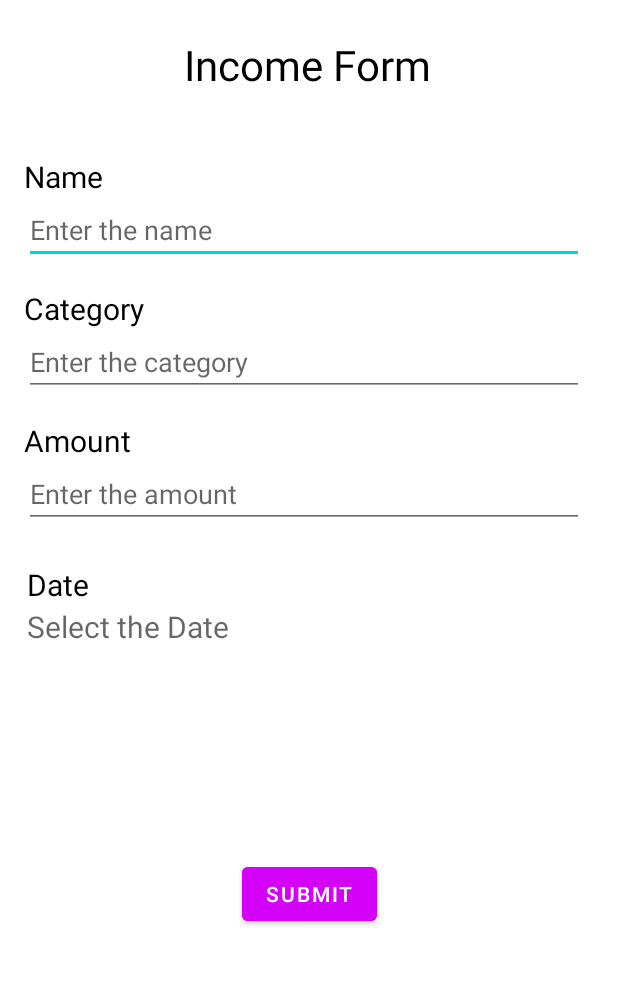
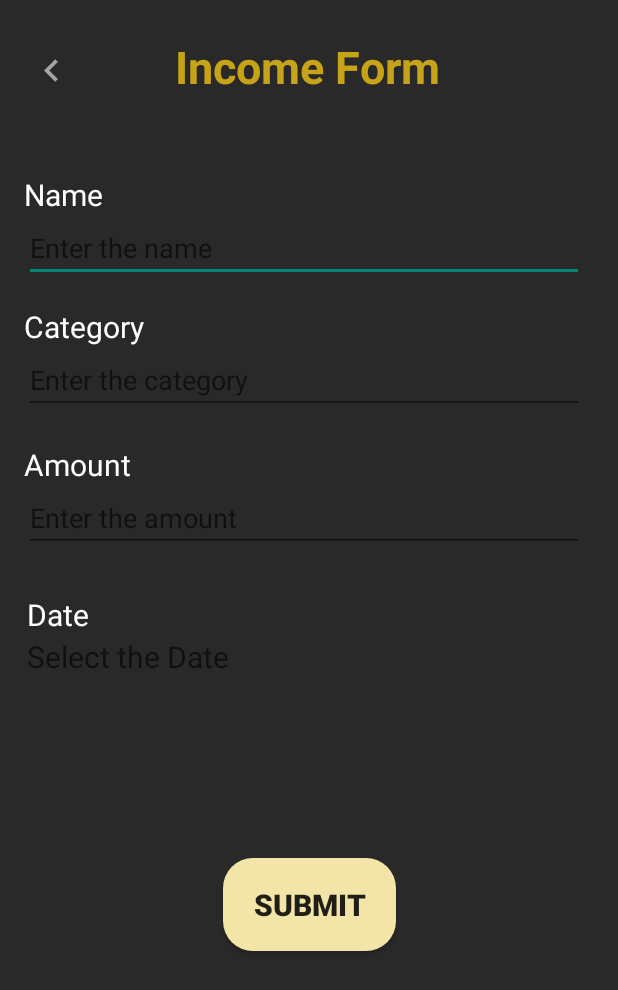
Before and after one commit to thienle0610/Manage-App, an Android app: the Income screen opened directly, with no data from a screen before it, on a phone screen of 412 x 824 dp. Shown: the top 990 px of the screen. Run offline under Robolectric (Android 15) with nearby library versions, the phone set to English and light mode, and no system bars.

Commit message:
New udpates

```diff
--- a/app/src/main/java/com/example/manageapp/activities/CreateNotes.java
+++ b/app/src/main/java/com/example/manageapp/activities/CreateNotes.java
@@ -256,7 +256,7 @@ public class CreateNotes extends AppCompatActivity {
             if(dialogDeleteNote.getWindow() != null){
                 dialogDeleteNote.getWindow().setBackgroundDrawable(new ColorDrawable(0));
             }
-            view.findViewById(R.id.textDeleteNote).setOnClickListener(new View.OnClickListener() {
+            view.findViewById(R.id.buttonDeleteNote).setOnClickListener(new View.OnClickListener() {
                 @Override
                 public void onClick(View v) {
                     class DeleteNoteTask extends AsyncTask<Void, Void, Void>{
@@ -282,7 +282,7 @@ public class CreateNotes extends AppCompatActivity {
                 }
             });
 
-            view.findViewById(R.id.textCancel).setOnClickListener(new View.OnClickListener() {
+            view.findViewById(R.id.buttonCancel).setOnClickListener(new View.OnClickListener() {
                 @Override
                 public void onClick(View v) {
                     dialogDeleteNote.dismiss();
--- a/app/src/main/java/com/example/manageapp/activities/Income.java
+++ b/app/src/main/java/com/example/manageapp/activities/Income.java
@@ -12,6 +12,7 @@ import android.view.View;
 import android.widget.Button;
 import android.widget.DatePicker;
 import android.widget.EditText;
+import android.widget.ImageView;
 import android.widget.ListView;
 import android.widget.TextView;
 import android.widget.Toast;
@@ -26,6 +27,8 @@ public class Income extends AppCompatActivity {
     EditText et_name2, et_cate2, et_amount2;
     TextView et_date2;
     ListView lv_incomeList;
+
+
 
     private static final String TAG = "Income";
     DataBaseHelper dataBaseHelper;
@@ -61,6 +64,14 @@ public class Income extends AppCompatActivity {
                mDisplayDate.setText("" + day + "/" + month + "/" + year);
             }
         };
+
+        ImageView imageBack3 = findViewById(R.id.imageBack3);
+        imageBack3.setOnClickListener(new View.OnClickListener() {
+            @Override
+            public void onClick(View view) {
+                onBackPressed();
+            }
+        });
 
     }
 
--- a/app/src/main/java/com/example/manageapp/activities/NotesMainActivity.java
+++ b/app/src/main/java/com/example/manageapp/activities/NotesMainActivity.java
@@ -55,6 +55,10 @@ public class NotesMainActivity extends AppCompatActivity implements NoteListsVie
         getNote(REQUEST_CODE_SHOW_NOTE, false);
     }
 
+    public void backHome(View view) {
+        Intent intent = new Intent(this, MainActivity.class);
+        startActivity(intent);
+    }
     @Override
     public void onNoteClicked(Note note, int position) {
         noteClickedPosition = position;
--- a/app/src/main/res/drawable/dialog_warning_background.xml
+++ b/app/src/main/res/drawable/dialog_warning_background.xml
@@ -1,7 +1,7 @@
 <?xml version="1.0" encoding="utf-8"?>
 <shape xmlns:android="http://schemas.android.com/apk/res/android"
     android:shape="rectangle">
-    <solid android:color="#2B1B17"/>
+    <solid android:color="#463E3F"/>
     <corners
         android:topRightRadius="15dp"
         android:topLeftRadius="15dp"
--- a/app/src/main/res/drawable/background_delete_note.xml
+++ b/app/src/main/res/drawable/submit_button_background.xml
@@ -1,8 +1,6 @@
 <?xml version="1.0" encoding="utf-8"?>
 <shape xmlns:android="http://schemas.android.com/apk/res/android"
     android:shape="rectangle">
-
-    <solid android:color="@color/colorDefaultNoteColor"/>
-    <corners android:radius="10dp"/>
-
+    <solid android:color="#F3E5A8"/>
+    <corners android:radius="20dp"/>
 </shape>
--- a/app/src/main/res/layout/activity_create_notes.xml
+++ b/app/src/main/res/layout/activity_create_notes.xml
@@ -28,9 +28,8 @@
             android:id="@+id/imageBack"
             android:layout_width="30dp"
             android:layout_height="30dp"
-            android:layout_marginStart="6dp"
-            android:layout_marginTop="20dp"
-            android:layout_marginEnd="12dp"
+            android:layout_marginStart="8dp"
+            android:layout_marginTop="16dp"
             android:contentDescription="@string/app_name"
             android:src="@drawable/ic_back"
             app:layout_constraintStart_toStartOf="parent"
--- a/app/src/main/res/layout/activity_income.xml
+++ b/app/src/main/res/layout/activity_income.xml
@@ -4,26 +4,43 @@
     xmlns:tools="http://schemas.android.com/tools"
     android:layout_width="match_parent"
     android:layout_height="match_parent"
+    android:background="@color/colorPrimary"
     tools:context=".activities.Income">
 
     <TextView
+        android:id="@+id/textView3"
         android:layout_width="wrap_content"
         android:layout_height="wrap_content"
         android:layout_marginTop="24dp"
         android:text="Income Form"
-        android:textColor="@color/black"
-        android:textSize="28sp"
+        android:textColor="#C7A317"
+        android:textSize="30sp"
+        android:textStyle="bold"
         app:layout_constraintEnd_toEndOf="parent"
         app:layout_constraintHorizontal_bias="0.497"
         app:layout_constraintStart_toStartOf="parent"
         app:layout_constraintTop_toTopOf="parent" />
 
+    <ImageView
+        android:id="@+id/imageBack3"
+        android:layout_width="30dp"
+        android:layout_height="30dp"
+        android:layout_marginStart="4dp"
+        android:layout_marginTop="32dp"
+        android:contentDescription="@string/app_name"
+        android:src="@drawable/ic_back"
+        app:layout_constraintEnd_toStartOf="@+id/textView3"
+        app:layout_constraintHorizontal_bias="0.186"
+        app:layout_constraintStart_toStartOf="parent"
+        app:layout_constraintTop_toTopOf="parent"
+        app:tint="@color/colorIcons" />
+
     <TextView
         android:layout_width="wrap_content"
         android:layout_height="wrap_content"
-        android:layout_marginTop="104dp"
+        android:layout_marginTop="116dp"
         android:text="Name"
-        android:textColor="@color/black"
+        android:textColor="@color/white"
         android:textSize="20sp"
         app:layout_constraintEnd_toEndOf="parent"
         app:layout_constraintHorizontal_bias="0.044"
@@ -34,9 +51,10 @@
         android:id="@+id/et_name2"
         android:layout_width="373dp"
         android:layout_height="44dp"
-        android:layout_marginTop="132dp"
+        android:layout_marginTop="144dp"
         android:ems="20"
         android:hint="Enter the name"
+        android:textColor="@color/white"
         app:layout_constraintEnd_toEndOf="parent"
         app:layout_constraintHorizontal_bias="0.421"
         app:layout_constraintStart_toStartOf="parent"
@@ -45,9 +63,9 @@
     <TextView
         android:layout_width="wrap_content"
         android:layout_height="wrap_content"
-        android:layout_marginTop="192dp"
+        android:layout_marginTop="204dp"
         android:text="Category"
-        android:textColor="@color/black"
+        android:textColor="@color/white"
         android:textSize="20sp"
         app:layout_constraintEnd_toEndOf="parent"
         app:layout_constraintHorizontal_bias="0.048"
@@ -58,9 +76,10 @@
         android:id="@+id/et_cate2"
         android:layout_width="373dp"
         android:layout_height="44dp"
-        android:layout_marginTop="220dp"
+        android:layout_marginTop="232dp"
         android:ems="20"
         android:hint="Enter the category"
+        android:textColor="@color/white"
         app:layout_constraintEnd_toEndOf="parent"
         app:layout_constraintHorizontal_bias="0.421"
         app:layout_constraintStart_toStartOf="parent"
@@ -69,9 +88,9 @@
     <TextView
         android:layout_width="wrap_content"
         android:layout_height="wrap_content"
-        android:layout_marginTop="280dp"
+        android:layout_marginTop="296dp"
         android:text="Amount"
-        android:textColor="@color/black"
+        android:textColor="@color/white"
         android:textSize="20sp"
         app:layout_constraintEnd_toEndOf="parent"
         app:layout_constraintHorizontal_bias="0.047"
@@ -82,10 +101,11 @@
         android:id="@+id/et_amount2"
         android:layout_width="373dp"
         android:layout_height="44dp"
-        android:layout_marginTop="308dp"
+        android:layout_marginTop="324dp"
         android:ems="20"
         android:hint="Enter the amount"
         android:inputType="numberDecimal"
+        android:textColor="@color/white"
         app:layout_constraintEnd_toEndOf="parent"
         app:layout_constraintHorizontal_bias="0.421"
         app:layout_constraintStart_toStartOf="parent"
@@ -94,9 +114,9 @@
     <TextView
         android:layout_width="wrap_content"
         android:layout_height="wrap_content"
-        android:layout_marginTop="376dp"
+        android:layout_marginTop="396dp"
         android:text="Date"
-        android:textColor="@color/black"
+        android:textColor="@color/white"
         android:textSize="20sp"
         app:layout_constraintEnd_toEndOf="parent"
         app:layout_constraintHorizontal_bias="0.048"
@@ -107,23 +127,26 @@
         android:id="@+id/date2"
         android:layout_width="wrap_content"
         android:layout_height="wrap_content"
-        android:layout_marginTop="404dp"
+        android:layout_marginTop="424dp"
         android:hint="Select the Date"
+        android:onClick="date1"
+        android:textColor="@color/white"
         android:textSize="20sp"
         app:layout_constraintEnd_toEndOf="parent"
         app:layout_constraintHorizontal_bias="0.065"
         app:layout_constraintStart_toStartOf="parent"
-        app:layout_constraintTop_toTopOf="parent"
-        android:onClick="date1"/>
+        app:layout_constraintTop_toTopOf="parent" />
 
     <Button
         android:id="@+id/button_add2"
-        android:layout_width="wrap_content"
-        android:layout_height="wrap_content"
+        android:layout_width="115dp"
+        android:layout_height="62dp"
         android:layout_marginTop="572dp"
-        android:backgroundTint="#D500F9"
+        android:background="@drawable/submit_button_background"
+        android:onClick="submit2"
         android:text="SUBMIT"
-        android:onClick="submit2"
+        android:textSize="20sp"
+        android:textStyle="bold"
         app:layout_constraintEnd_toEndOf="parent"
         app:layout_constraintStart_toStartOf="parent"
         app:layout_constraintTop_toTopOf="parent" />
--- a/app/src/main/res/values/themes.xml
+++ b/app/src/main/res/values/themes.xml
@@ -1,8 +1,8 @@
 <resources xmlns:tools="http://schemas.android.com/tools">
     <!-- Base application theme. -->
-    <style name="Theme.ManageApp" parent="Theme.MaterialComponents.DayNight.NoActionBar">
+    <style name="Theme.ManageApp" parent="Theme.AppCompat.Light.NoActionBar">
         <!-- Primary brand color. -->
-        <item name="colorPrimary">#5E35B1</item>
+        <item name="colorPrimary">@color/purple_500</item>
         <item name="colorPrimaryVariant">@color/purple_700</item>
         <item name="colorOnPrimary">@color/white</item>
         <!-- Secondary brand color. -->
```
Also changed, not shown: app/src/main/java/com/example/manageapp/activities/ExpenseForm.java (+9 -0 lines), app/src/main/java/com/example/manageapp/activities/ExpenseMain.java (+9 -0 lines), app/src/main/res/drawable/ic_home.xml (added, +10 -0 lines), app/src/main/res/layout/activity_expense_and_income.xml (+1 -10 lines), app/src/main/res/layout/activity_expense_form.xml (+43 -20 lines), app/src/main/res/layout/activity_expense_main.xml (+22 -6 lines), app/src/main/res/layout/activity_notes.xml (+11 -1 lines), app/src/main/res/layout/layout_delete_note.xml (+66 -64 lines), 1 other file.
